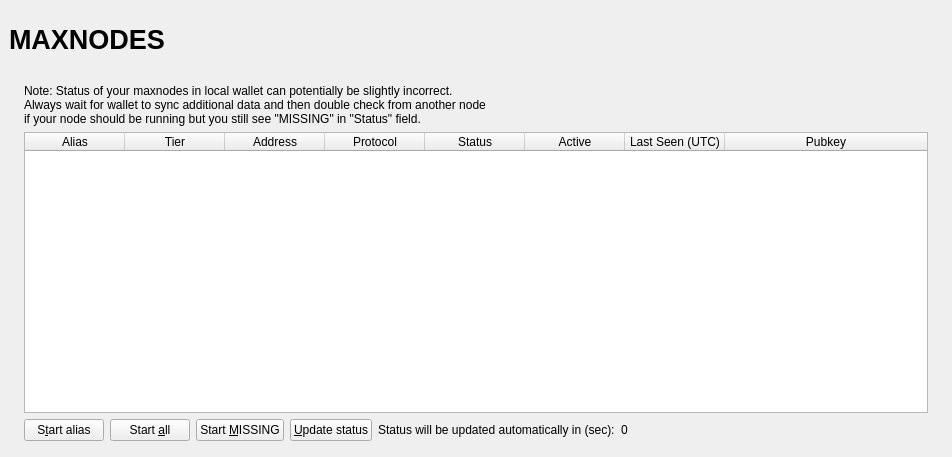
This is src/qt/forms/maxnodelist.ui in LytixChain/lytix as Qt 5 draws it before an edit. The edited form follows.
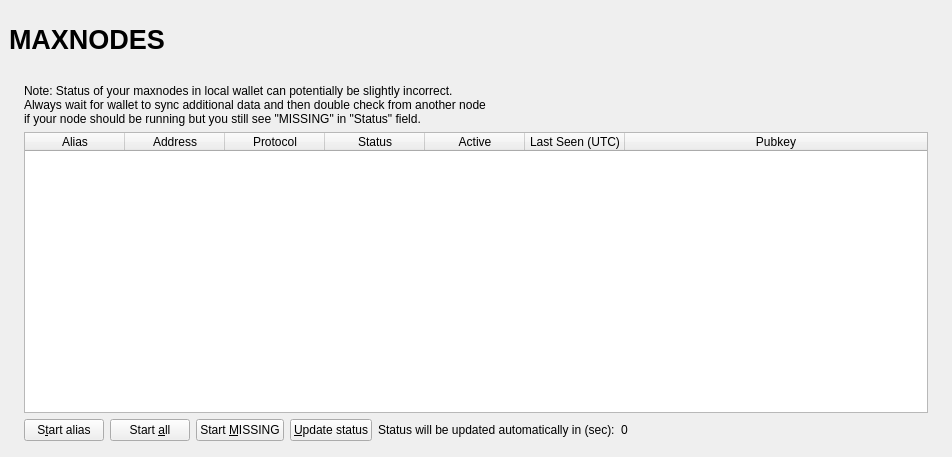
This is the edited form.

Commit message: removing tier from gui for testing

What changed in the file:
```diff
--- a/src/qt/forms/maxnodelist.ui
+++ b/src/qt/forms/maxnodelist.ui
@@ -245,11 +245,6 @@
                     <string>Alias</string>
                    </property>
                   </column>
-		  <column>
-                   <property name="text">
-                    <string>Tier</string>
-                   </property>
-                  </column>
                   <column>
                    <property name="text">
                     <string>Address</string>
```
The commit also changes 3 other files.
